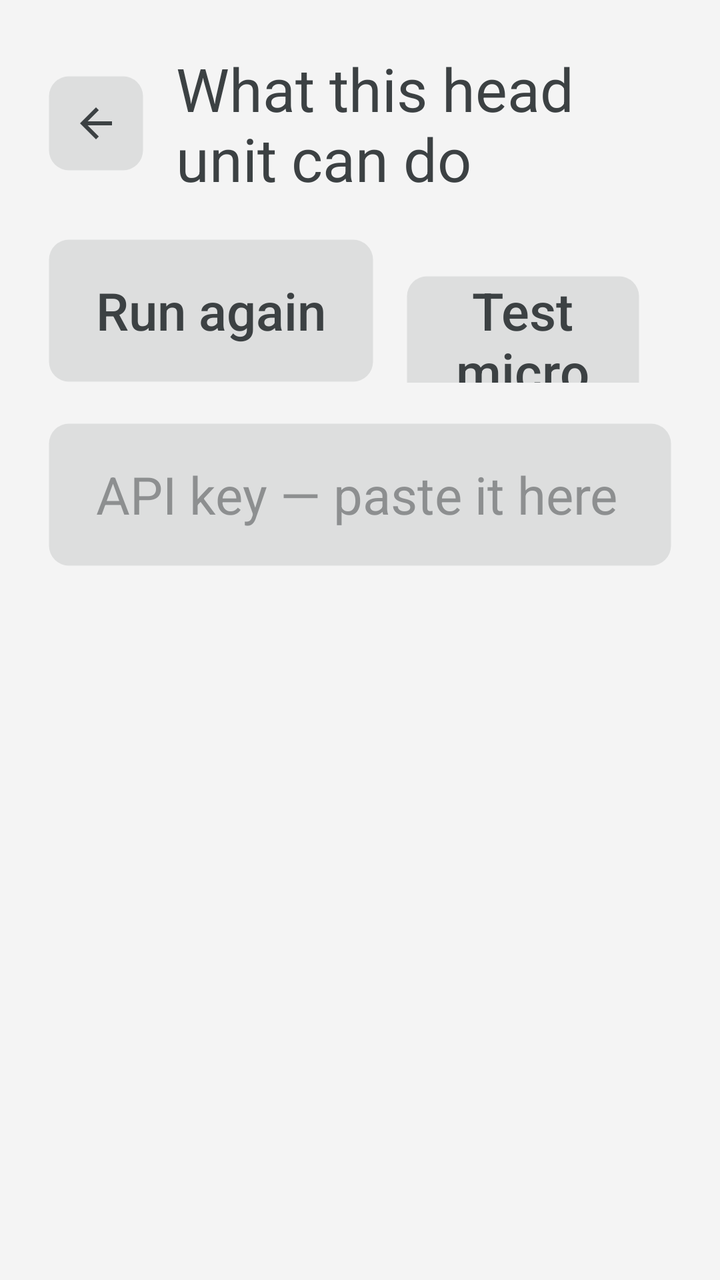
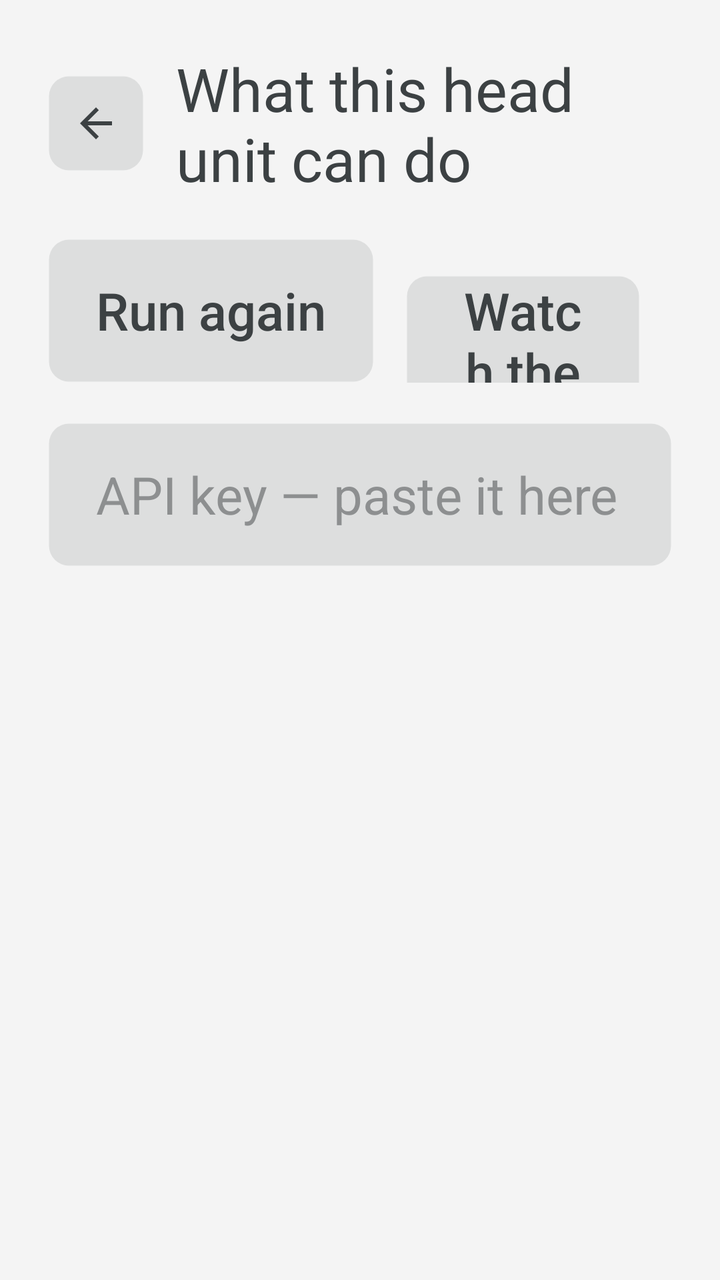

Two renders of the same Android screen: before a commit and after it. Below are the layout's source before the change and the commit's diff.
<!-- AndroidManifest.xml: application theme Theme.MG4Assistant -->
<!-- res/layout/activity_probe.xml -->
<?xml version="1.0" encoding="utf-8"?>
<LinearLayout xmlns:android="http://schemas.android.com/apk/res/android"
    android:layout_width="match_parent"
    android:layout_height="match_parent"
    android:orientation="vertical"
    android:background="@color/chrome_background"
    android:padding="@dimen/screen_padding">

    
    <LinearLayout
        android:layout_width="match_parent"
        android:layout_height="wrap_content"
        android:gravity="center_vertical"
        android:orientation="horizontal">

        <ImageView
            android:id="@+id/button_back"
            android:layout_width="wrap_content"
            android:layout_height="wrap_content"
            android:layout_marginEnd="@dimen/button_gap"
            android:background="@drawable/native_button_selector"
            android:clickable="true"
            android:contentDescription="@string/cd_back"
            android:focusable="true"
            android:padding="@dimen/native_button_padding_v"
            android:src="@drawable/ic_back" />

        <TextView
            android:layout_width="0dp"
            android:layout_height="wrap_content"
            android:layout_weight="1"
            android:text="@string/probe_title"
            android:textColor="@color/text_primary"
            android:textSize="@dimen/title_size" />
    </LinearLayout>

    <LinearLayout
        android:layout_width="match_parent"
        android:layout_height="wrap_content"
        android:layout_marginTop="@dimen/report_gap"
        android:orientation="horizontal">

        <Button
            android:id="@+id/button_rerun"
            android:layout_width="wrap_content"
            android:layout_height="@dimen/button_height"
            android:layout_marginEnd="@dimen/button_gap"
            android:background="@drawable/native_button_selector"
            android:paddingStart="@dimen/native_button_padding_h"
            android:paddingEnd="@dimen/native_button_padding_h"
            android:text="@string/action_rerun"
            android:textAllCaps="false"
            android:textColor="@color/text_primary"
            android:textSize="@dimen/button_text_size" />

        <Button
            android:id="@+id/button_mic"
            android:layout_width="wrap_content"
            android:layout_height="@dimen/button_height"
            android:layout_marginEnd="@dimen/button_gap"
            android:background="@drawable/native_button_selector"
            android:paddingStart="@dimen/native_button_padding_h"
            android:paddingEnd="@dimen/native_button_padding_h"
            android:text="@string/action_mic"
            android:textAllCaps="false"
            android:textColor="@color/text_primary"
            android:textSize="@dimen/button_text_size" />

        <Button
            android:id="@+id/button_api"
            android:layout_width="wrap_content"
            android:layout_height="@dimen/button_height"
            android:layout_marginEnd="@dimen/button_gap"
            android:background="@drawable/native_button_selector"
            android:paddingStart="@dimen/native_button_padding_h"
            android:paddingEnd="@dimen/native_button_padding_h"
            android:text="@string/action_api"
            android:textAllCaps="false"
            android:textColor="@color/text_primary"
            android:textSize="@dimen/button_text_size" />

        
        <Button
            android:id="@+id/button_car_voice"
            android:layout_width="wrap_content"
            android:layout_height="@dimen/button_height"
            android:layout_marginEnd="@dimen/button_gap"
            android:background="@drawable/native_button_selector"
            android:paddingStart="@dimen/native_button_padding_h"
            android:paddingEnd="@dimen/native_button_padding_h"
            android:text="@string/action_car_voice"
            android:textAllCaps="false"
            android:textColor="@color/text_primary"
            android:textSize="@dimen/button_text_size" />

        
        <Button
            android:id="@+id/button_send"
            android:layout_width="wrap_content"
            android:layout_height="@dimen/button_height"
            android:background="@drawable/native_button_selector"
            android:paddingStart="@dimen/native_button_padding_h"
            android:paddingEnd="@dimen/native_button_padding_h"
            android:text="@string/action_send"
            android:textAllCaps="false"
            android:textColor="@color/text_primary"
            android:textSize="@dimen/button_text_size" />
    </LinearLayout>

    
    <EditText
        android:id="@+id/api_key"
        android:layout_width="match_parent"
        android:layout_height="@dimen/button_height"
        android:layout_marginTop="@dimen/report_gap"
        android:background="@drawable/native_button_selector"
        android:hint="@string/api_key_hint"
        android:importantForAutofill="no"
        android:inputType="textVisiblePassword"
        android:maxLines="1"
        android:paddingStart="@dimen/native_button_padding_h"
        android:paddingEnd="@dimen/native_button_padding_h"
        android:textColor="@color/text_primary"
        android:textColorHint="@color/text_secondary"
        android:textSize="@dimen/button_text_size" />

    <ScrollView
        android:layout_width="match_parent"
        android:layout_height="0dp"
        android:layout_weight="1"
        android:layout_marginTop="@dimen/report_gap"
        android:fillViewport="true">

        <TextView
            android:id="@+id/report"
            android:layout_width="match_parent"
            android:layout_height="wrap_content"
            android:paddingBottom="@dimen/report_gap"
            android:textColor="@color/text_primary"
            android:textSize="@dimen/report_text_size" />
    </ScrollView>
</LinearLayout>
<!-- resources referenced by this layout -->
<resources>
  <color name="chrome_background">#f4f4f4</color>
  <color name="text_primary">#3c4143</color>
  <color name="text_secondary">#7f3c4143</color>
  <dimen name="button_gap">16dp</dimen>
  <dimen name="button_height">72dp</dimen>
  <dimen name="button_text_size">26sp</dimen>
  <dimen name="native_button_padding_h">24dp</dimen>
  <dimen name="native_button_padding_v">12dp</dimen>
  <dimen name="report_gap">20dp</dimen>
  <dimen name="report_text_size">24sp</dimen>
  <dimen name="screen_padding">24dp</dimen>
  <dimen name="title_size">30sp</dimen>
  <!-- drawable ic_back (drawable) -->
  <vector xmlns:android="http://schemas.android.com/apk/res/android"
      android:width="24dp"
      android:height="24dp"
      android:viewportWidth="24"
      android:viewportHeight="24"
      android:tint="@color/text_primary">
      <path
          android:fillColor="#FFFFFFFF"
          android:pathData="M20,11H7.83l5.59,-5.59L12,4l-8,8 8,8 1.41,-1.41L7.83,13H20v-2z" />
  </vector>
  <!-- drawable native_button_selector (drawable) -->
  <?xml version="1.0" encoding="utf-8"?>
  <selector xmlns:android="http://schemas.android.com/apk/res/android">
      <item android:state_pressed="true">
          <shape android:shape="rectangle">
              <solid android:color="@color/button_surface_pressed" />
              <stroke android:width="1dp" android:color="@color/button_border" />
              <corners android:radius="@dimen/native_button_radius" />
          </shape>
      </item>
      <item>
          <shape android:shape="rectangle">
              <solid android:color="@color/button_surface" />
              <stroke android:width="1dp" android:color="@color/button_border" />
              <corners android:radius="@dimen/native_button_radius" />
          </shape>
      </item>
  </selector>
  <string name="action_api">Test API</string>
  <string name="action_car_voice">Test car voice</string>
  <string name="action_mic">Test microphone</string>
  <string name="action_rerun">Run again</string>
  <string name="action_send">Send report</string>
  <string name="api_key_hint">API key — paste it here (sk-… for OpenAI, xai-… for xAI)</string>
  <string name="cd_back">Back</string>
  <string name="probe_title">What this head unit can do</string>
  <style name="Theme.MG4Assistant" parent="Theme.AppCompat.DayNight.NoActionBar">
          <item name="android:windowBackground">@color/chrome_background</item>
          <item name="android:statusBarColor">@color/chrome_background</item>
          <item name="android:navigationBarColor">@color/chrome_background</item>
          <item name="colorAccent">@color/accent</item>
      </style>
  <color name="button_surface_pressed">#3d3c4143</color>
  <color name="button_border">#00000000</color>
  <dimen name="native_button_radius">10dp</dimen>
  <color name="button_surface">#1f3c4143</color>
  <color name="accent">#056eff</color>
</resources>

<!-- the commit's change to res/layout/activity_probe.xml (unified diff, before → after) -->
@@ -49,6 +49,19 @@
             android:paddingStart="@dimen/native_button_padding_h"
             android:paddingEnd="@dimen/native_button_padding_h"
             android:text="@string/action_rerun"
+            android:textAllCaps="false"
+            android:textColor="@color/text_primary"
+            android:textSize="@dimen/button_text_size" />
+
+        <Button
+            android:id="@+id/button_wheel_watch"
+            android:layout_width="wrap_content"
+            android:layout_height="@dimen/button_height"
+            android:layout_marginEnd="@dimen/button_gap"
+            android:background="@drawable/native_button_selector"
+            android:paddingStart="@dimen/native_button_padding_h"
+            android:paddingEnd="@dimen/native_button_padding_h"
+            android:text="@string/wheel_watch"
             android:textAllCaps="false"
             android:textColor="@color/text_primary"
             android:textSize="@dimen/button_text_size" />
<!-- resource entries referenced after the edit -->
@@ -49,6 +49,7 @@
   <string name="api_key_hint">API key — paste it here (sk-… for OpenAI, xai-… for xAI)</string>
   <string name="cd_back">Back</string>
   <string name="probe_title">What this head unit can do</string>
+  <string name="wheel_watch">Watch the wheel</string>
   <style name="Theme.MG4Assistant" parent="Theme.AppCompat.DayNight.NoActionBar">
           <item name="android:windowBackground">@color/chrome_background</item>
           <item name="android:statusBarColor">@color/chrome_background</item>
